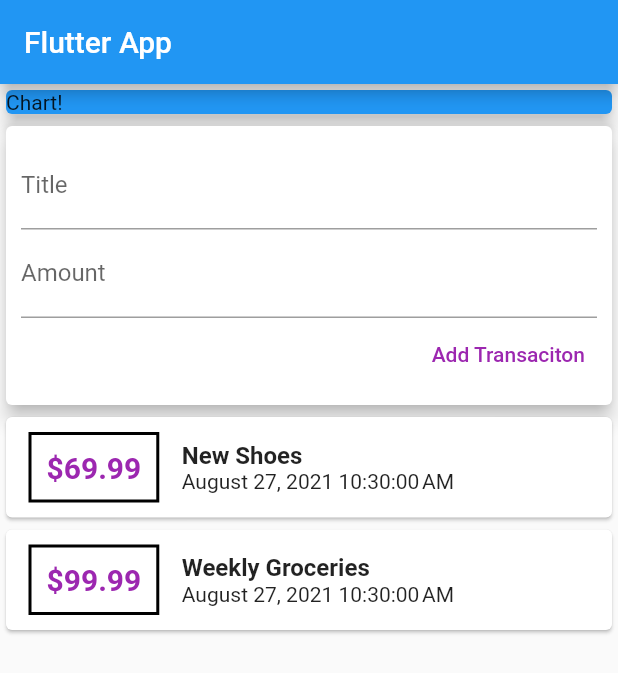
After one commit to yanghaochang104/personal_expense_app, a Flutter app: the screen it shows after launch, on a phone screen of 412 x 824 dp. The commit adds this screen. Shown: the top 673 px of the screen. Run offline on Flutter 3.47's test engine with Material 2 defaults, Android fonts, the phone set to English and light mode, and no system bars.

Commit message:
refactor(components): extract UserTransaction from main.dart

```diff
--- /dev/null
+++ b/lib/widgets/new_transaction.dart
@@ -0,0 +1,42 @@
+import 'package:flutter/material.dart';
+
+class NewTransaction extends StatelessWidget {
+  final titleController = TextEditingController();
+  final amountController = TextEditingController();
+
+  final Function addNewTransaction;
+
+  NewTransaction({this.addNewTransaction});
+
+  @override
+  Widget build(BuildContext context) {
+    return Card(
+      elevation: 5,
+      child: Container(
+          padding: EdgeInsets.all(10),
+          child: Column(
+            crossAxisAlignment: CrossAxisAlignment.end,
+            children: <Widget>[
+              TextField(
+                decoration: InputDecoration(labelText: 'Title'),
+                controller: titleController,
+                keyboardType: TextInputType.text,
+              ),
+              TextField(
+                decoration: InputDecoration(labelText: 'Amount'),
+                controller: amountController,
+                keyboardType: TextInputType.number,
+              ),
+              TextButton(
+                child: Text('Add Transaciton'),
+                style: TextButton.styleFrom(primary: Colors.purple),
+                onPressed: () {
+                  addNewTransaction(
+                      titleController.text, double.parse(amountController.text));
+                },
+              ),
+            ],
+          )),
+    );
+  }
+}
--- a/lib/widgets/transaction_list.dart
+++ b/lib/widgets/transaction_list.dart
@@ -2,27 +2,17 @@ import 'package:flutter/material.dart';
 import '../models/transaction.dart';
 import 'package:intl/intl.dart';
 
-class TransactionList extends StatefulWidget {
-  @override
-  _TransactionListState createState() => _TransactionListState();
-}
-
-class _TransactionListState extends State<TransactionList> {
-  final List<Transaction> _userTransaction = [
-    Transaction(
-        id: 't1', title: 'New Shoes', amount: 69.99, date: DateTime.now()),
-    Transaction(
-        id: 't2',
-        title: 'Weekly Groceries',
-        amount: 99.99,
-        date: DateTime.now())
-  ];
+class TransactionList extends StatelessWidget {
+  final List<Transaction> transaction;
+  TransactionList({this.transaction});
 
   @override
   Widget build(BuildContext context) {
-    return Column(
-        children: _userTransaction
-            .map((transaction) => Card(
+    return Container(
+      height: 300,
+      child: ListView.builder(
+          itemBuilder: (context, index){
+            return Card(
                       child: Row(
                     children: <Widget>[
                       Container(
@@ -36,7 +26,7 @@ class _TransactionListState extends State<TransactionList> {
                             width: 2,
                           )),
                           padding: EdgeInsets.all(10),
-                        child: Text('\$${transaction.amount.toString()}',
+                          child: Text('\$${transaction[index].amount.toString()}',
                               style: TextStyle(
                                   fontWeight: FontWeight.bold,
                                   fontSize: 20,
@@ -44,13 +34,15 @@ class _TransactionListState extends State<TransactionList> {
                       Column(
                           crossAxisAlignment: CrossAxisAlignment.start,
                           children: <Widget>[
-                          Text(transaction.title,
+                            Text(transaction[index].title,
                                 style: TextStyle(
                                     fontSize: 16, fontWeight: FontWeight.bold)),
-                          Text(DateFormat().format(transaction.date)),
+                            Text(DateFormat().format(transaction[index].date)),
                           ])
                     ],
-                )))
-            .toList());
+                  ));
+          },
+          itemCount: transaction.length,
+    ));
   }
 }
--- /dev/null
+++ b/lib/widgets/user_transaction.dart
@@ -0,0 +1,41 @@
+import 'package:flutter/material.dart';
+import '../models/transaction.dart';
+import './new_transaction.dart';
+import './transaction_list.dart';
+
+class UserTransactions extends StatefulWidget {
+  @override
+  _UserTransactionState createState() => _UserTransactionState();
+}
+
+class _UserTransactionState extends State<UserTransactions> {
+  final List<Transaction> _userTransaction = [
+    Transaction(
+        id: 't1', title: 'New Shoes', amount: 69.99, date: DateTime.now()),
+    Transaction(
+        id: 't2',
+        title: 'Weekly Groceries',
+        amount: 99.99,
+        date: DateTime.now())
+  ];
+
+  void _addNewTransaction(String title, double amount) {
+    var newTransaction = Transaction(
+        title: title,
+        amount: amount,
+        date: DateTime.now(),
+        id: DateTime.now().toString());
+
+    setState(() {
+      _userTransaction.add(newTransaction);
+    });
+  }
+
+  @override
+  Widget build(BuildContext context) {
+    return Column(children: <Widget>[
+      NewTransaction(addNewTransaction: _addNewTransaction),
+      TransactionList(transaction: _userTransaction),
+    ]);
+  }
+}
```
Also changed, not shown: lib/main.dart (+7 -35 lines), lib/models/transaction.dart (+5 -2 lines). Lines whose indentation alone changed are shown as unchanged.
